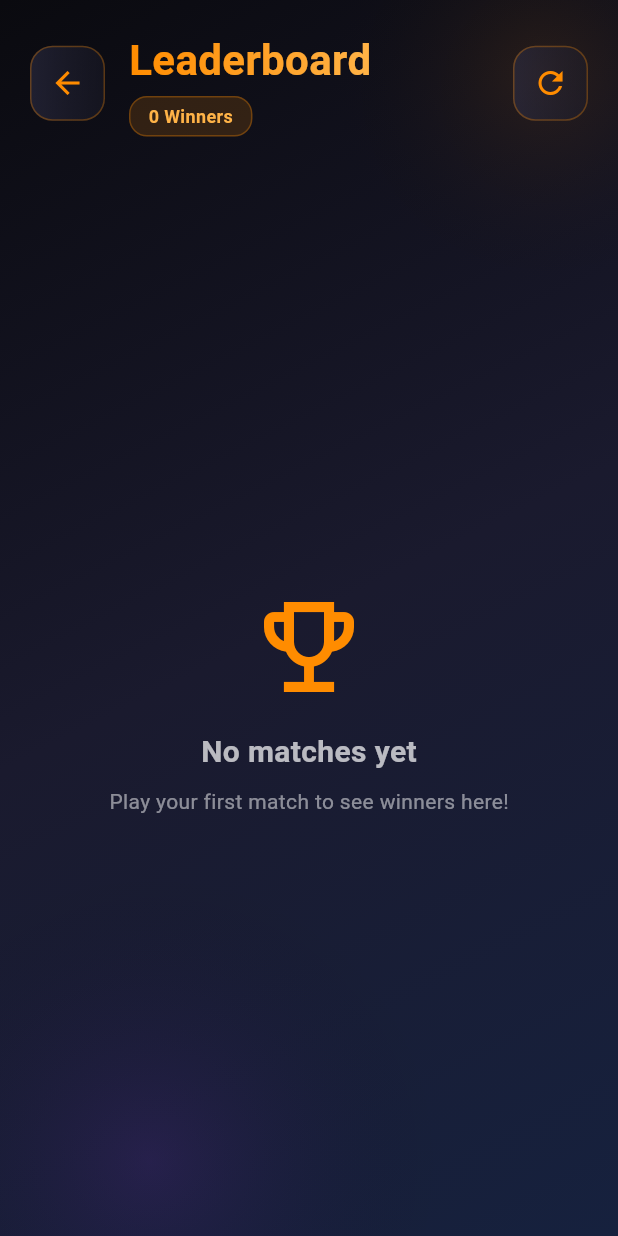
After one commit to dev-abdul-haseeb/scary-strokes, a Flutter app: the LeaderboardScreen screen opened directly, on a phone screen of 412 x 824 dp. The commit adds this screen. Run offline on Flutter 3.47's test engine with Material 3 defaults, Android fonts, the light colour scheme and no system bars; our stand-ins replace sqflite; accounts and stored records are empty.

Commit message:
Added scorecard_screen.dart For Winner Players of matches

```diff
--- /dev/null
+++ b/lib/Screens/scorecard_screen.dart
@@ -0,0 +1,569 @@
+import 'package:flutter/material.dart';
+import '../Database/database.dart';
+
+class LeaderboardScreen extends StatefulWidget {
+  const LeaderboardScreen({super.key});
+
+  @override
+  State<LeaderboardScreen> createState() => _LeaderboardScreenState();
+}
+
+class WinnerData {
+  final String playerName;
+  final int playerIconIndex;
+  final int totalStrokes;
+  final String matchDate;
+  final int matchId;
+
+  WinnerData({
+    required this.playerName,
+    required this.playerIconIndex,
+    required this.totalStrokes,
+    required this.matchDate,
+    required this.matchId,
+  });
+}
+
+class _LeaderboardScreenState extends State<LeaderboardScreen> with SingleTickerProviderStateMixin {
+  late AnimationController _fadeController;
+  late Animation<double> _fadeAnimation;
+  List<WinnerData> winners = [];
+  bool isLoading = true;
+
+  @override
+  void initState() {
+    super.initState();
+    _fadeController = AnimationController(
+      duration: const Duration(milliseconds: 600),
+      vsync: this,
+    )..forward();
+
+    _fadeAnimation = Tween<double>(begin: 0, end: 1).animate(
+      CurvedAnimation(parent: _fadeController, curve: Curves.easeOut),
+    );
+
+    _loadWinners();
+  }
+
+  @override
+  void dispose() {
+    _fadeController.dispose();
+    super.dispose();
+  }
+
+  Future<void> _loadWinners() async {
+    setState(() {
+      isLoading = true;
+    });
+
+    try {
+      final dbHelper = DatabaseHelper.instance;
+      final matches = await dbHelper.getAllMatches();
+
+      List<WinnerData> loadedWinners = [];
+
+      for (var match in matches) {
+        final matchId = match['id'] as int;
+        final matchDate = match['date'] as String;
+
+        // Get all player scores for this match
+        final playerScores = await dbHelper.getPlayerScoresForMatch(matchId);
+
+        if (playerScores.isNotEmpty) {
+          // Sort by total strokes (lowest score wins in golf)
+          playerScores.sort((a, b) =>
+              (a['total_strokes'] as int).compareTo(b['total_strokes'] as int)
+          );
+
+          // Get the winner (lowest score)
+          final winner = playerScores.first;
+
+          loadedWinners.add(WinnerData(
+            playerName: winner['player_name'] as String,
+            playerIconIndex: winner['player_icon_index'] as int,
+            totalStrokes: winner['total_strokes'] as int,
+            matchDate: matchDate,
+            matchId: matchId,
+          ));
+        }
+      }
+
+      // Sort winners by total strokes (ascending - lower is better)
+      loadedWinners.sort((a, b) => a.totalStrokes.compareTo(b.totalStrokes));
+
+      setState(() {
+        winners = loadedWinners;
+        isLoading = false;
+      });
+    } catch (e) {
+      setState(() {
+        isLoading = false;
+      });
+      _showSnackBar('Error loading leaderboard: $e', isError: true);
+    }
+  }
+
+  void _showSnackBar(String message, {required bool isError}) {
+    ScaffoldMessenger.of(context).showSnackBar(
+      SnackBar(
+        content: Text(message),
+        backgroundColor: isError ? const Color(0xFFE63946) : const Color(0xFF4CAF50),
+        behavior: SnackBarBehavior.floating,
+        shape: RoundedRectangleBorder(borderRadius: BorderRadius.circular(12)),
+        duration: const Duration(seconds: 2),
+      ),
+    );
+  }
+
+  String _formatDate(String isoDate) {
+    try {
+      final date = DateTime.parse(isoDate);
+      final now = DateTime.now();
+      final difference = now.difference(date);
+
+      if (difference.inDays == 0) {
+        return 'Today';
+      } else if (difference.inDays == 1) {
+        return 'Yesterday';
+      } else if (difference.inDays < 7) {
+        return '${difference.inDays} days ago';
+      } else {
+        return '${date.day}/${date.month}/${date.year}';
+      }
+    } catch (e) {
+      return 'Unknown';
+    }
+  }
+
+  Color _getRankColor(int rank) {
+    switch (rank) {
+      case 0:
+        return const Color(0xFFFFD700); // Gold
+      case 1:
+        return const Color(0xFFC0C0C0); // Silver
+      case 2:
+        return const Color(0xFFCD7F32); // Bronze
+      default:
+        return const Color(0xFFFF8C00); // Orange
+    }
+  }
+
+  String _getRankEmoji(int rank) {
+    switch (rank) {
+      case 0:
+        return '🥇';
+      case 1:
+        return '🥈';
+      case 2:
+        return '🥉';
+      default:
+        return '🏅';
+    }
+  }
+
+  @override
+  Widget build(BuildContext context) {
+    return Scaffold(
+      body: Container(
+        decoration: const BoxDecoration(
+          gradient: LinearGradient(
+            colors: [
+              Color(0xFF0A0A0F),
+              Color(0xFF1A1A2E),
+              Color(0xFF16213E),
+            ],
+            begin: Alignment.topLeft,
+            end: Alignment.bottomRight,
+          ),
+        ),
+        child: Stack(
+          children: [
+            // Background effects
+            Positioned(
+              top: -100,
+              right: -100,
+              child: Container(
+                width: 300,
+                height: 300,
+                decoration: BoxDecoration(
+                  shape: BoxShape.circle,
+                  gradient: RadialGradient(
+                    colors: [
+                      const Color(0xFFFF8C00).withOpacity(0.1),
+                      Colors.transparent,
+                    ],
+                  ),
+                ),
+              ),
+            ),
+            Positioned(
+              bottom: -150,
+              left: -100,
+              child: Container(
+                width: 400,
+                height: 400,
+                decoration: BoxDecoration(
+                  shape: BoxShape.circle,
+                  gradient: RadialGradient(
+                    colors: [
+                      const Color(0xFF7B2CBF).withOpacity(0.15),
+                      Colors.transparent,
+                    ],
+                  ),
+                ),
+              ),
+            ),
+
+            SafeArea(
+              child: FadeTransition(
+                opacity: _fadeAnimation,
+                child: Column(
+                  children: [
+                    // Header
+                    Padding(
+                      padding: const EdgeInsets.all(20),
+                      child: Row(
+                        children: [
+                          GestureDetector(
+                            onTap: () => Navigator.pop(context),
+                            child: Container(
+                              padding: const EdgeInsets.all(12),
+                              decoration: BoxDecoration(
+                                gradient: LinearGradient(
+                                  colors: [
+                                    const Color(0xFF2D2D44).withOpacity(0.6),
+                                    const Color(0xFF1F1F2E).withOpacity(0.4),
+                                  ],
+                                ),
+                                borderRadius: BorderRadius.circular(15),
+                                border: Border.all(
+                                  color: const Color(0xFFFF8C00).withOpacity(0.3),
+                                ),
+                              ),
+                              child: const Icon(
+                                Icons.arrow_back,
+                                color: Color(0xFFFF8C00),
+                                size: 24,
+                              ),
+                            ),
+                          ),
+                          const SizedBox(width: 16),
+                          Expanded(
+                            child: Column(
+                              crossAxisAlignment: CrossAxisAlignment.start,
+                              children: [
+                                ShaderMask(
+                                  shaderCallback: (bounds) => const LinearGradient(
+                                    colors: [Color(0xFFFF8C00), Color(0xFFFFB347)],
+                                  ).createShader(bounds),
+                                  child: const Text(
+                                    'Leaderboard',
+                                    style: TextStyle(
+                                      fontSize: 28,
+                                      fontWeight: FontWeight.bold,
+                                      color: Colors.white,
+                                    ),
+                                  ),
+                                ),
+                                const SizedBox(height: 4),
+                                Container(
+                                  padding: const EdgeInsets.symmetric(
+                                    horizontal: 12,
+                                    vertical: 4,
+                                  ),
+                                  decoration: BoxDecoration(
+                                    color: const Color(0xFFFF8C00).withOpacity(0.15),
+                                    borderRadius: BorderRadius.circular(12),
+                                    border: Border.all(
+                                      color: const Color(0xFFFF8C00).withOpacity(0.3),
+                                    ),
+                                  ),
+                                  child: Text(
+                                    '${winners.length} Winners',
+                                    style: const TextStyle(
+                                      fontSize: 12,
+                                      color: Color(0xFFFFB347),
+                                      fontWeight: FontWeight.w600,
+                                    ),
+                                  ),
+                                ),
+                              ],
+                            ),
+                          ),
+                          // Refresh button
+                          GestureDetector(
+                            onTap: _loadWinners,
+                            child: Container(
+                              padding: const EdgeInsets.all(12),
+                              decoration: BoxDecoration(
+                                gradient: LinearGradient(
+                                  colors: [
+                                    const Color(0xFF2D2D44).withOpacity(0.6),
+                                    const Color(0xFF1F1F2E).withOpacity(0.4),
+                                  ],
+                                ),
+                                borderRadius: BorderRadius.circular(15),
+                                border: Border.all(
+                                  color: const Color(0xFFFF8C00).withOpacity(0.3),
+                                ),
+                              ),
+                              child: const Icon(
+                                Icons.refresh,
+                                color: Color(0xFFFF8C00),
+                                size: 24,
+                              ),
+                            ),
+                          ),
+                        ],
+                      ),
+                    ),
+
+                    // Content
+                    Expanded(
+                      child: isLoading
+                          ? const Center(
+                        child: CircularProgressIndicator(
+                          valueColor: AlwaysStoppedAnimation<Color>(
+                            Color(0xFFFF8C00),
+                          ),
+                        ),
+                      )
+                          : winners.isEmpty
+                          ? Center(
+                        child: Column(
+                          mainAxisAlignment: MainAxisAlignment.center,
+                          children: [
+                            const Icon(
+                              Icons.emoji_events_outlined,
+                              size: 80,
+                              color: Color(0xFFFF8C00),
+                            ),
+                            const SizedBox(height: 16),
+                            Text(
+                              'No matches yet',
+                              style: TextStyle(
+                                color: Colors.white.withOpacity(0.7),
+                                fontSize: 20,
+                                fontWeight: FontWeight.w600,
+                              ),
+                            ),
+                            const SizedBox(height: 8),
+                            Text(
+                              'Play your first match to see winners here!',
+                              style: TextStyle(
+                                color: Colors.white.withOpacity(0.5),
+                                fontSize: 14,
+                              ),
+                            ),
+                          ],
+                        ),
+                      )
+                          : ListView.builder(
+                        padding: const EdgeInsets.symmetric(horizontal: 20),
+                        itemCount: winners.length,
+                        itemBuilder: (context, index) {
+                          final winner = winners[index];
+                          final rank = index;
+                          final rankColor = _getRankColor(rank);
+                          final isTopThree = rank < 3;
+
+                          return Container(
+                            margin: const EdgeInsets.only(bottom: 16),
+                            padding: const EdgeInsets.all(20),
+                            decoration: BoxDecoration(
+                              gradient: LinearGradient(
+                                colors: isTopThree
+                                    ? [
+                                  rankColor.withOpacity(0.2),
+                                  rankColor.withOpacity(0.05),
+                                ]
+                                    : [
+                                  const Color(0xFF2D2D44).withOpacity(0.6),
+                                  const Color(0xFF1F1F2E).withOpacity(0.4),
+                                ],
+                                begin: Alignment.topLeft,
+                                end: Alignment.bottomRight,
+                              ),
+                              borderRadius: BorderRadius.circular(20),
+                              border: Border.all(
+                                color: isTopThree
+                                    ? rankColor.withOpacity(0.5)
+                                    : const Color(0xFFFF8C00).withOpacity(0.2),
+                                width: isTopThree ? 2 : 1,
+                              ),
+                              boxShadow: isTopThree
+                                  ? [
+                                BoxShadow(
+                                  color: rankColor.withOpacity(0.3),
+                                  blurRadius: 15,
+                                  offset: const Offset(0, 5),
+                                ),
+                              ]
+                                  : [
+                                BoxShadow(
+                                  color: Colors.black.withOpacity(0.3),
+                                  blurRadius: 10,
+                                  offset: const Offset(0, 5),
+                                ),
+                              ],
+                            ),
+                            child: Row(
+                              children: [
+                                // Rank Badge
+                                Container(
+                                  width: 50,
+                                  height: 50,
+                                  decoration: BoxDecoration(
+                                    gradient: isTopThree
+                                        ? LinearGradient(
+                                      colors: [
+                                        rankColor,
+                                        rankColor.withOpacity(0.7),
+                                      ],
+                                      begin: Alignment.topLeft,
+                                      end: Alignment.bottomRight,
+                                    )
+                                        : LinearGradient(
+                                      colors: [
+                                        const Color(0xFF2D2D44),
+                                        const Color(0xFF1F1F2E),
+                                      ],
+                                    ),
+                                    shape: BoxShape.circle,
+                                    border: Border.all(
+                                      color: isTopThree
+                                          ? rankColor.withOpacity(0.5)
+                                          : const Color(0xFFFF8C00).withOpacity(0.3),
+                                      width: 2,
+                                    ),
+                                  ),
+                                  child: Center(
+                                    child: Text(
+                                      isTopThree ? _getRankEmoji(rank) : '#${rank + 1}',
+                                      style: TextStyle(
+                                        fontSize: isTopThree ? 24 : 16,
+                                        fontWeight: FontWeight.bold,
+                                        color: isTopThree ? Colors.white : const Color(0xFFFF8C00),
+                                      ),
+                                    ),
+                                  ),
+                                ),
+                                const SizedBox(width: 16),
+
+                                // Player Avatar
+                                Container(
+                                  width: 60,
+                                  height: 60,
+                                  decoration: BoxDecoration(
+                                    borderRadius: BorderRadius.circular(15),
+                                    border: Border.all(
+                                      color: isTopThree
+                                          ? rankColor.withOpacity(0.6)
+                                          : const Color(0xFFFF8C00).withOpacity(0.4),
+                                      width: 2,
+                                    ),
+                                  ),
+                                  child: ClipRRect(
+                                    borderRadius: BorderRadius.circular(13),
+                                    child: Image.asset(
+                                      'Assets/${winner.playerIconIndex + 1}.png',
+                                      fit: BoxFit.cover,
+                                    ),
+                                  ),
+                                ),
+                                const SizedBox(width: 16),
+
+                                // Player Info
+                                Expanded(
+                                  child: Column(
+                                    crossAxisAlignment: CrossAxisAlignment.start,
+                                    children: [
+                                      Text(
+                                        winner.playerName,
+                                        style: const TextStyle(
+                                          color: Colors.white,
+                                          fontSize: 18,
+                                          fontWeight: FontWeight.bold,
+                                        ),
+                                        overflow: TextOverflow.ellipsis,
+                                      ),
+                                      const SizedBox(height: 4),
+                                      Text(
+                                        _formatDate(winner.matchDate),
+                                        style: TextStyle(
+                                          color: Colors.white.withOpacity(0.6),
+                                          fontSize: 12,
+                                          fontWeight: FontWeight.w600,
+                                        ),
+                                      ),
+                                    ],
+                                  ),
+                                ),
+
+                                // Score
+                                Column(
+                                  children: [
+                                    Text(
+                                      'Score',
+                                      style: TextStyle(
+                                        color: Colors.white.withOpacity(0.5),
+                                        fontSize: 10,
+                                        fontWeight: FontWeight.w600,
+                                      ),
+                                    ),
+                                    const SizedBox(height: 4),
+                                    Container(
+                                      padding: const EdgeInsets.symmetric(
+                                        horizontal: 16,
+                                        vertical: 8,
+                                      ),
+                                      decoration: BoxDecoration(
+                                        gradient: isTopThree
+                                            ? LinearGradient(
+                                          colors: [
+                                            rankColor.withOpacity(0.3),
+                                            rankColor.withOpacity(0.15),
+                                          ],
+                                        )
+                                            : LinearGradient(
+                                          colors: [
+                                            const Color(0xFF1A1A2E).withOpacity(0.8),
+                                            const Color(0xFF0A0A0F).withOpacity(0.6),
+                                          ],
+                                        ),
+                                        borderRadius: BorderRadius.circular(12),
+                                        border: Border.all(
+                                          color: isTopThree
+                                              ? rankColor.withOpacity(0.4)
+                                              : Colors.white.withOpacity(0.1),
+                                        ),
+                                      ),
+                                      child: Text(
+                                        '${winner.totalStrokes}',
+                                        style: TextStyle(
+                                          color: isTopThree
+                                              ? rankColor
+                                              : Colors.white.withOpacity(0.7),
+                                          fontSize: 24,
+                                          fontWeight: FontWeight.bold,
+                                        ),
+                                      ),
+                                    ),
+                                  ],
+                                ),
+                              ],
+                            ),
+                          );
+                        },
+                      ),
+                    ),
+                  ],
+                ),
+              ),
+            ),
+          ],
+        ),
+      ),
+    );
+  }
+}
```
Also changed, not shown: lib/Screens/homeScreen.dart (+30 -1 lines).
